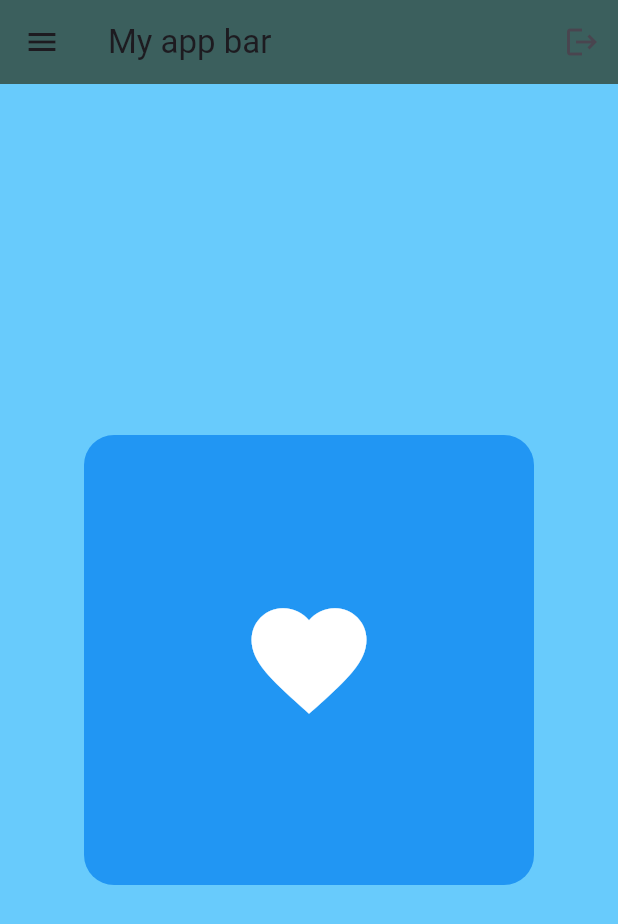
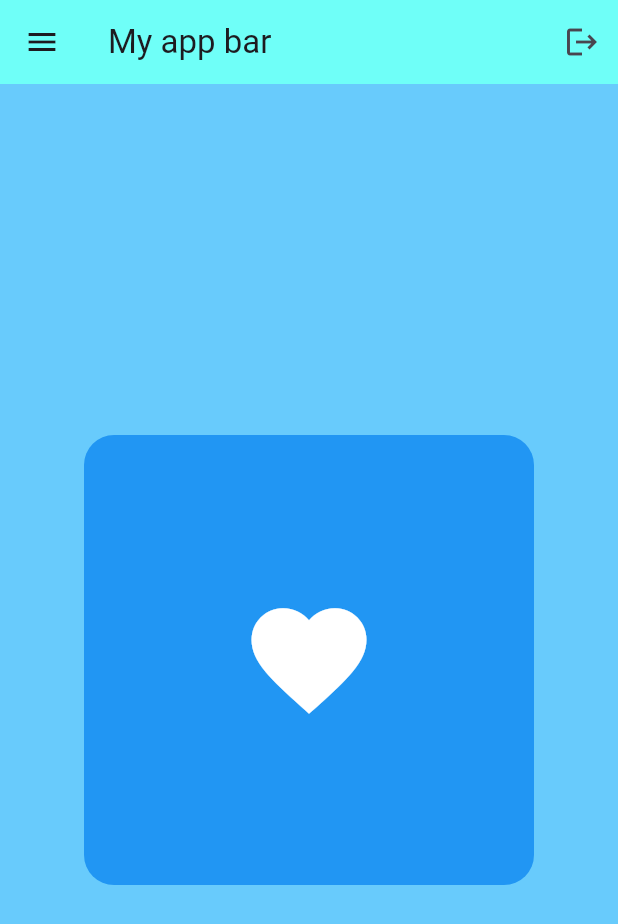
Before and after one commit to mclaughlin-thomas/FlutterApps, a Flutter app: the screen it shows after launch, on a phone screen of 412 x 824 dp. Shown: the top 924 px of the screen. Run offline on Flutter 3.47's test engine with Material 3 defaults, Android fonts, the phone set to English and light mode, and no system bars.

Commit message:
Reformated top bar

```diff
--- a/flutter_app/lib/main.dart
+++ b/flutter_app/lib/main.dart
@@ -15,10 +15,15 @@ class MyApp extends StatelessWidget {
         backgroundColor: const Color.fromARGB(255, 104, 203, 252),
         appBar: AppBar(
           title: Text("My app bar"),
-          backgroundColor: Color.fromARGB(255, 59, 95, 93),
+          backgroundColor: Color.fromARGB(255, 111, 255, 248),
           elevation: 0,
           leading: Icon(Icons.menu),
-          actions: [ IconButton(onPressed: () {}, icon: Icon(Icons.logout),),],
+          actions: [
+            IconButton (
+              onPressed: () {},
+              icon: Icon(Icons.logout),
+            ),
+          ],
         ),
         body: Center(
           child: Container(
```
